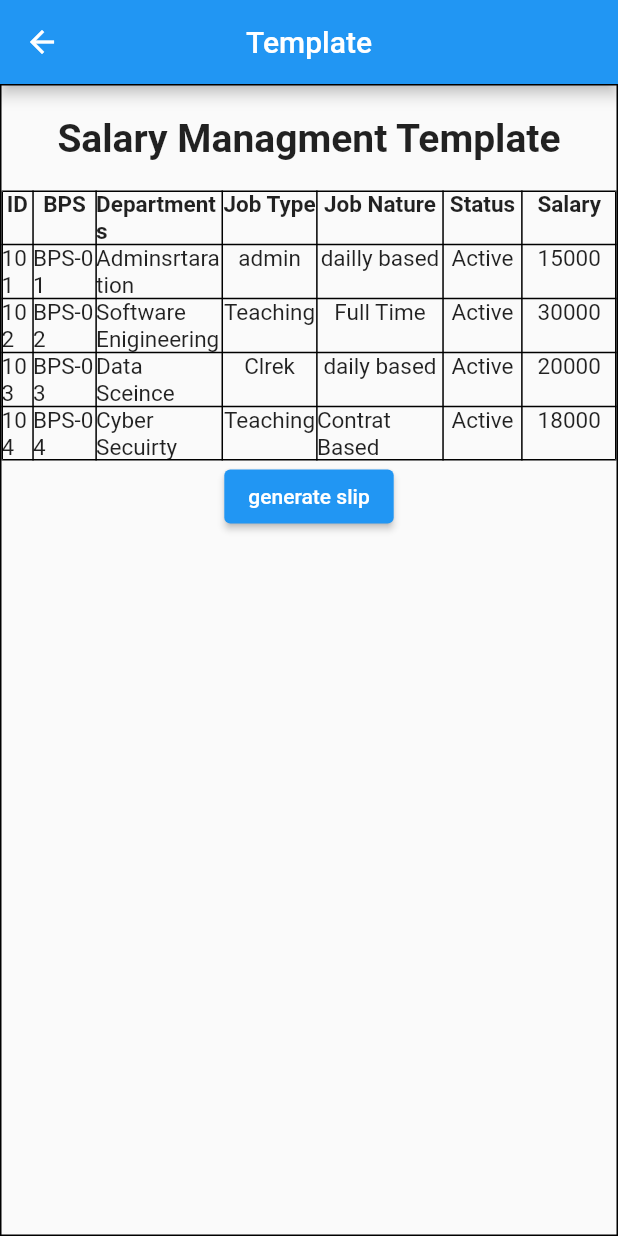
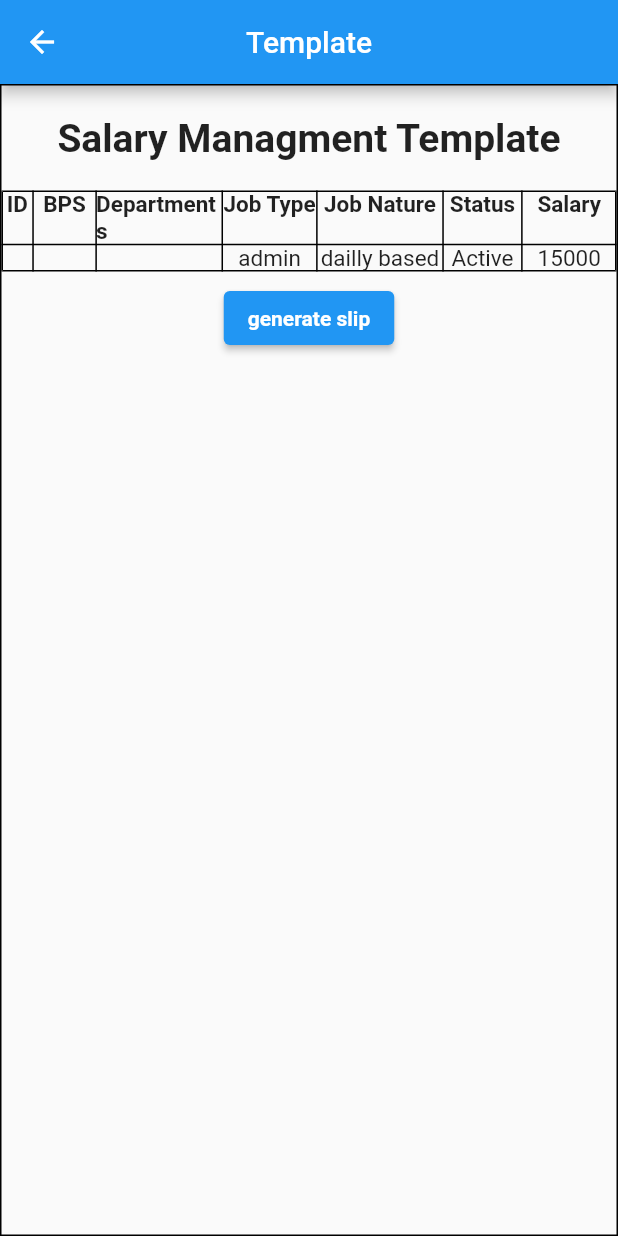
Before and after one commit to SoftTechGenics/Salary-Managment-System, a Flutter app: the screen it shows after launch, after a tap on "Submit", on a phone screen of 412 x 824 dp. Run offline on Flutter 3.47's test engine with Material 2 defaults, Android fonts, the phone set to English and light mode, and no system bars.

Commit message:
passing data to templete

```diff
--- a/salary_managment_system/lib/salaryItems.dart
+++ b/salary_managment_system/lib/salaryItems.dart
@@ -11,12 +11,14 @@ class SalaryItems extends StatefulWidget {
 
 class _SalaryItemsState extends State<SalaryItems> {
   var contid = TextEditingController();
-  var result = '';
+  var contbps = TextEditingController();
+  var contdep = TextEditingController();
+
   @override
   Widget build(BuildContext context) {
     return Scaffold(
       appBar: AppBar(
-        title: Text("Salary Items"),
+        title: const Text("Salary Items"),
         centerTitle: true,
       ),
       body: Container(
@@ -34,7 +36,7 @@ class _SalaryItemsState extends State<SalaryItems> {
               children: [
                 Container(
                   margin: const EdgeInsets.all(6),
-                  child: Center(
+                  child: const Center(
                       child: Text(
                     'ID',
                     style: TextStyle(fontSize: 17, fontWeight: FontWeight.bold),
@@ -71,8 +73,9 @@ class _SalaryItemsState extends State<SalaryItems> {
                   width: 200,
                   decoration:
                       BoxDecoration(borderRadius: BorderRadius.circular(17)),
-                  child: const TextField(
-                    decoration: InputDecoration(
+                  child: TextField(
+                    controller: contbps,
+                    decoration: const InputDecoration(
                         border: OutlineInputBorder(), hintText: "Enter BPS"),
                   ),
                 ),
@@ -99,7 +102,8 @@ class _SalaryItemsState extends State<SalaryItems> {
                   width: 200,
                   decoration:
                       BoxDecoration(borderRadius: BorderRadius.circular(17)),
-                  child: const TextField(
+                  child: TextField(
+                    controller: contdep,
                     decoration: InputDecoration(
                         border: OutlineInputBorder(),
                         hintText: "Enter Your Department"),
@@ -190,10 +194,11 @@ class _SalaryItemsState extends State<SalaryItems> {
                     Navigator.push(
                         context,
                         MaterialPageRoute(
-                          builder: (context) => const Templets(),
+                          builder: (context) => Templets(
+                              id: contid.text.toString(),
+                              bps: contbps.text.toString(),
+                              dep: contdep.text.toString()),
                         ));
-                    var id = contid.text.toString();
-                    result = id;
                   },
                   style: const ButtonStyle(
                     backgroundColor: MaterialStatePropertyAll(
--- a/salary_managment_system/lib/templatePage.dart
+++ b/salary_managment_system/lib/templatePage.dart
@@ -1,9 +1,17 @@
 import 'package:flutter/material.dart';
 import 'slip.dart';
 
+// ignore: must_be_immutable
 class Templets extends StatefulWidget {
-  const Templets({super.key});
-
+  Templets({
+    Key? key,
+    required this.id,
+    required this.bps,
+    required this.dep,
+  }) : super(key: key);
+  final String id;
+  final String bps;
+  final String dep;
   @override
   State<Templets> createState() => _TempletsState();
 }
@@ -13,7 +21,7 @@ class _TempletsState extends State<Templets> {
   Widget build(BuildContext context) {
     return Scaffold(
       appBar: AppBar(
-        title: Text("Template"),
+        title: const Text("Template"),
         centerTitle: true,
       ),
       body: Container(
@@ -98,19 +106,19 @@ class _TempletsState extends State<Templets> {
               TableRow(children: [
                 Center(
                   child: Text(
-                    "101",
+                    "${widget.id}",
                     style: TextStyle(fontSize: 15.0),
                   ),
                 ),
                 Center(
                   child: Text(
-                    "BPS-01",
+                    "${widget.bps}",
                     style: TextStyle(fontSize: 15.0),
                   ),
                 ),
                 Center(
                   child: Text(
-                    "Adminsrtaration",
+                    "${widget.dep}",
                     style: TextStyle(fontSize: 15.0),
                   ),
                 ),
@@ -139,139 +147,10 @@ class _TempletsState extends State<Templets> {
                   ),
                 ),
               ]),
-              TableRow(children: [
-                Center(
-                  child: Text(
-                    "102",
-                    style: TextStyle(fontSize: 15.0),
-                  ),
-                ),
-                Center(
-                  child: Text(
-                    "BPS-02",
-                    style: TextStyle(fontSize: 15.0),
-                  ),
-                ),
-                Center(
-                  child: Text(
-                    "Software Enigineering",
-                    style: TextStyle(fontSize: 15.0),
-                  ),
-                ),
-                Center(
-                  child: Text(
-                    "Teaching",
-                    style: TextStyle(fontSize: 15.0),
-                  ),
-                ),
-                Center(
-                  child: Text(
-                    "Full Time",
-                    style: TextStyle(fontSize: 15.0),
-                  ),
-                ),
-                Center(
-                  child: Text(
-                    "Active",
-                    style: TextStyle(fontSize: 15.0),
-                  ),
-                ),
-                Center(
-                  child: Text(
-                    "30000",
-                    style: TextStyle(fontSize: 15.0),
-                  ),
-                ),
-              ]),
-              TableRow(children: [
-                Center(
-                  child: Text(
-                    "103",
-                    style: TextStyle(fontSize: 15.0),
-                  ),
-                ),
-                Center(
-                  child: Text(
-                    "BPS-03",
-                    style: TextStyle(fontSize: 15.0),
-                  ),
-                ),
-                Center(
-                  child: Text(
-                    "Data Sceince",
-                    style: TextStyle(fontSize: 15.0),
-                  ),
-                ),
-                Center(
-                  child: Text(
-                    "Clrek",
-                    style: TextStyle(fontSize: 15.0),
-                  ),
-                ),
-                Center(
-                  child: Text(
-                    "daily based",
-                    style: TextStyle(fontSize: 15.0),
-                  ),
-                ),
-                Center(
-                  child: Text(
-                    "Active",
-                    style: TextStyle(fontSize: 15.0),
-                  ),
-                ),
-                Center(
-                  child: Text(
-                    "20000",
-                    style: TextStyle(fontSize: 15.0),
-                  ),
-                ),
-              ]),
-              TableRow(children: [
-                Center(
-                  child: Text(
-                    "104",
-                    style: TextStyle(fontSize: 15.0),
-                  ),
-                ),
-                Center(
-                  child: Text(
-                    "BPS-04",
-                    style: TextStyle(fontSize: 15.0),
-                  ),
-                ),
-                Center(
-                  child: Text(
-                    "Cyber Secuirty",
-                    style: TextStyle(fontSize: 15.0),
-                  ),
-                ),
-                Center(
-                  child: Text(
-                    "Teaching",
-                    style: TextStyle(fontSize: 15.0),
-                  ),
-                ),
-                Center(
-                  child: Text(
-                    "Contrat Based",
-                    style: TextStyle(fontSize: 15.0),
-                  ),
-                ),
-                Center(
-                  child: Text(
-                    "Active",
-                    style: TextStyle(fontSize: 15.0),
-                  ),
-                ),
-                Center(
-                  child: Text(
-                    "18000",
-                    style: TextStyle(fontSize: 15.0),
-                  ),
-                ),
-              ]),
             ],
+          ),
+          const SizedBox(
+            height: 7,
           ),
           ElevatedButton(
               onPressed: () {
@@ -280,7 +159,10 @@ class _TempletsState extends State<Templets> {
                     MaterialPageRoute(
                         builder: (context) => const SalarySlip()));
               },
-              child: Text("generate slip"))
+              child: const Text(
+                "generate slip",
+                style: TextStyle(fontWeight: FontWeight.bold),
+              ))
         ]),
       ),
     );
```
